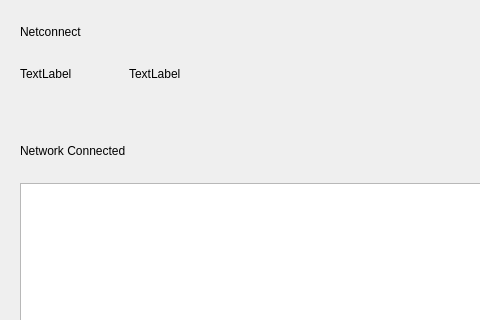
The window that plugins/network/netconnect/netconnect.ui (ukui/ukui-control-center) describes before a commit, drawn with Qt 5; both pictures show x 0 to 480 and y 0 to 320 of the 800 by 710 pixel window.
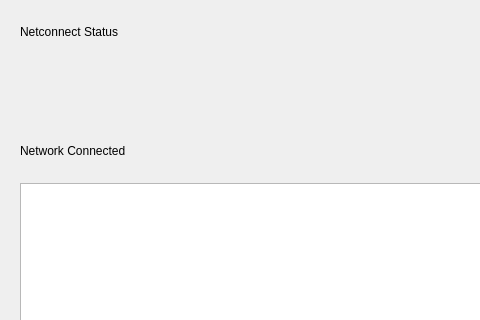
The same window after the commit.

```diff
--- a/plugins/network/netconnect/netconnect.ui
+++ b/plugins/network/netconnect/netconnect.ui
@@ -69,7 +69,7 @@
           </sizepolicy>
          </property>
          <property name="text">
-          <string>Netconnect</string>
+          <string>Netconnect Status</string>
          </property>
          <property name="scaledContents">
           <bool>true</bool>
@@ -87,7 +87,7 @@
          <item>
           <widget class="QLabel" name="localLabel">
            <property name="text">
-            <string>TextLabel</string>
+            <string/>
            </property>
           </widget>
          </item>
@@ -101,7 +101,7 @@
          <item>
           <widget class="QLabel" name="interLabel">
            <property name="text">
-            <string>TextLabel</string>
+            <string/>
            </property>
           </widget>
          </item>
```
Left out of the diff: 6 changed lines with no effect on the pictures.
